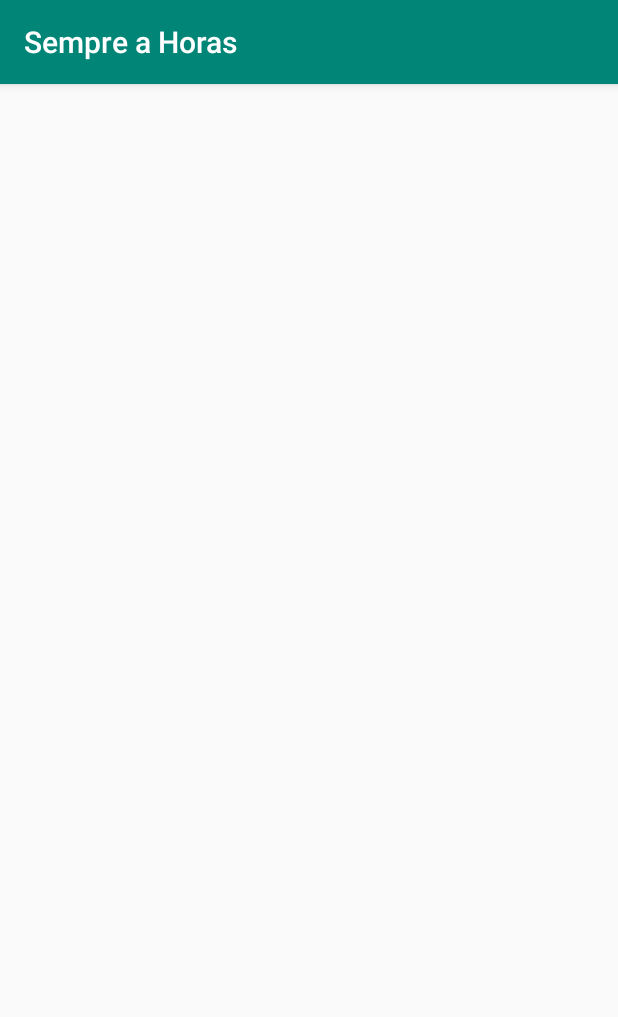
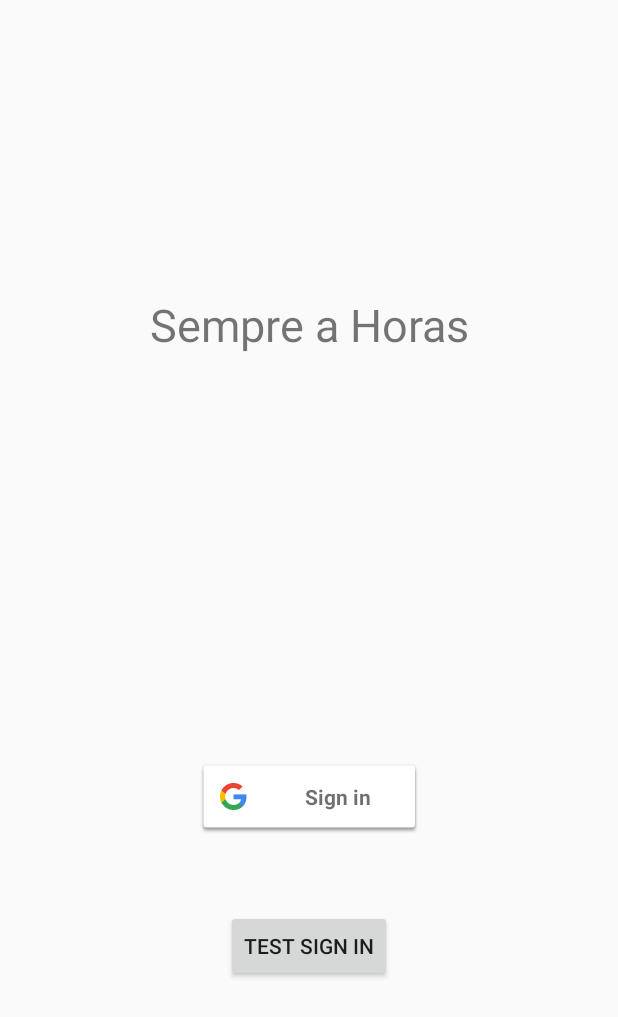
Before and after one commit to weirdNox/sempreahoras, an Android app: the screen it shows after launch (MainActivity before the commit, SignInActivity after it), on a phone screen of 412 x 824 dp. Shown: the top 1017 px of the screen. Run offline under Robolectric (Android 15) with nearby library versions, the phone set to English and light mode, and no system bars.

Commit message:
[app] add sign in; add date picker

```diff
--- a/app/app/build.gradle
+++ b/app/app/build.gradle
@@ -23,6 +23,8 @@ dependencies {
     implementation fileTree(dir: 'libs', include: ['*.jar'])
     implementation 'androidx.appcompat:appcompat:1.0.2'
     implementation 'androidx.constraintlayout:constraintlayout:1.1.3'
+    implementation 'com.google.android.gms:play-services-auth:17.0.0'
+    implementation 'androidx.legacy:legacy-support-v4:1.0.0'
     testImplementation 'junit:junit:4.12'
     androidTestImplementation 'androidx.test.ext:junit:1.1.0'
     androidTestImplementation 'androidx.test.espresso:espresso-core:3.1.1'
--- a/app/app/src/main/AndroidManifest.xml
+++ b/app/app/src/main/AndroidManifest.xml
@@ -9,7 +9,8 @@
         android:roundIcon="@mipmap/ic_launcher_round"
         android:supportsRtl="true"
         android:theme="@style/AppTheme">
-        <activity android:name=".MainActivity">
+        <activity android:name=".DayActivity"></activity>
+        <activity android:name=".SignInActivity">
             <intent-filter>
                 <action android:name="android.intent.action.MAIN" />
 
--- a/app/app/src/main/java/com/sempreahoras/app/MainActivity.java
+++ /dev/null
@@ -1,14 +0,0 @@
-package com.sempreahoras.app;
-
-import androidx.appcompat.app.AppCompatActivity;
-
-import android.os.Bundle;
-
-public class MainActivity extends AppCompatActivity {
-
-    @Override
-    protected void onCreate(Bundle savedInstanceState) {
-        super.onCreate(savedInstanceState);
-        setContentView(R.layout.activity_main);
-    }
-}
--- /dev/null
+++ b/app/app/src/main/java/com/sempreahoras/app/SignInActivity.java
@@ -0,0 +1,84 @@
+package com.sempreahoras.app;
+
+import androidx.appcompat.app.AppCompatActivity;
+
+import android.content.Intent;
+import android.os.Bundle;
+import android.util.Log;
+import android.view.View;
+
+import com.google.android.gms.auth.api.signin.GoogleSignIn;
+import com.google.android.gms.auth.api.signin.GoogleSignInAccount;
+import com.google.android.gms.auth.api.signin.GoogleSignInClient;
+import com.google.android.gms.auth.api.signin.GoogleSignInOptions;
+import com.google.android.gms.common.api.ApiException;
+import com.google.android.gms.tasks.Task;
+
+public class SignInActivity extends AppCompatActivity implements View.OnClickListener {
+    private final int RC_SIGN_IN = 123;
+    protected GoogleSignInClient googleSignInClient;
+
+    @Override
+    protected void onCreate(Bundle savedInstanceState) {
+        super.onCreate(savedInstanceState);
+        setContentView(R.layout.activity_signin);
+
+        GoogleSignInOptions gso = new GoogleSignInOptions.Builder(GoogleSignInOptions.DEFAULT_SIGN_IN)
+                .requestEmail()
+                .build();
+
+        googleSignInClient = GoogleSignIn.getClient(this, gso);
+        findViewById(R.id.sign_in_button).setOnClickListener(this);
+    }
+
+    @Override
+    public void onActivityResult(int requestCode, int resultCode, Intent data) {
+        super.onActivityResult(requestCode, resultCode, data);
+
+        if (requestCode == RC_SIGN_IN) {
+            Task<GoogleSignInAccount> task = GoogleSignIn.getSignedInAccountFromIntent(data);
+            handleSignInResult(task);
+        }
+    }
+
+    protected void onStart() {
+        super.onStart();
+
+        GoogleSignInAccount account = GoogleSignIn.getLastSignedInAccount(this);
+        updateUI(account);
+    }
+
+    private void handleSignInResult(Task<GoogleSignInAccount> completedTask) {
+        try {
+            GoogleSignInAccount account = completedTask.getResult(ApiException.class);
+            updateUI(account);
+        } catch (ApiException e) {
+            Log.w("SignIn", "signInResult:failed code=" + e.getStatusCode());
+        }
+    }
+
+    @Override
+    public void onClick(View v) {
+        switch (v.getId()) {
+            case R.id.sign_in_button:
+                Intent signInIntent = googleSignInClient.getSignInIntent();
+                startActivityForResult(signInIntent, RC_SIGN_IN);
+                break;
+        }
+    }
+
+    private void updateUI(GoogleSignInAccount account) {
+        if (account != null) {
+            Intent intent = new Intent(this, DayActivity.class);
+            intent.putExtra(DayActivity.GOOGLE_ACC, account);
+            startActivity(intent);
+            finish();
+        }
+    }
+
+    public void testSignIn(View v) {
+        Intent intent = new Intent(this, DayActivity.class);
+        startActivity(intent);
+        finish();
+    }
+}
--- a/app/app/src/main/res/layout/activity_main.xml
+++ /dev/null
@@ -1,7 +0,0 @@
-<?xml version="1.0" encoding="utf-8"?>
-<androidx.constraintlayout.widget.ConstraintLayout xmlns:android="http://schemas.android.com/apk/res/android"
-    xmlns:app="http://schemas.android.com/apk/res-auto"
-    xmlns:tools="http://schemas.android.com/tools"
-    android:layout_width="match_parent"
-    android:layout_height="match_parent"
-    tools:context=".MainActivity"/>
--- /dev/null
+++ b/app/app/src/main/res/layout/activity_signin.xml
@@ -0,0 +1,42 @@
+<?xml version="1.0" encoding="utf-8"?>
+<androidx.constraintlayout.widget.ConstraintLayout xmlns:android="http://schemas.android.com/apk/res/android"
+    xmlns:app="http://schemas.android.com/apk/res-auto"
+    xmlns:tools="http://schemas.android.com/tools"
+    android:layout_width="match_parent"
+    android:layout_height="match_parent"
+    tools:context=".SignInActivity">
+
+    <com.google.android.gms.common.SignInButton
+        android:id="@+id/sign_in_button"
+        android:layout_width="150dp"
+        android:layout_height="50dp"
+        app:layout_constraintBottom_toBottomOf="parent"
+        app:layout_constraintEnd_toEndOf="parent"
+        app:layout_constraintStart_toStartOf="parent"
+        app:layout_constraintTop_toBottomOf="@+id/textView2" />
+
+    <TextView
+        android:id="@+id/textView2"
+        android:layout_width="wrap_content"
+        android:layout_height="41dp"
+        android:text="@string/app_name"
+        android:textSize="30sp"
+        app:layout_constraintBottom_toBottomOf="parent"
+        app:layout_constraintEnd_toEndOf="parent"
+        app:layout_constraintStart_toStartOf="parent"
+        app:layout_constraintTop_toTopOf="parent"
+        app:layout_constraintVertical_bias="0.25" />
+
+    <Button
+        android:id="@+id/button"
+        android:layout_width="wrap_content"
+        android:layout_height="wrap_content"
+        android:onClick="testSignIn"
+        android:text="Test Sign In"
+        app:layout_constraintBottom_toBottomOf="parent"
+        app:layout_constraintEnd_toEndOf="parent"
+        app:layout_constraintStart_toStartOf="parent"
+        app:layout_constraintTop_toBottomOf="@+id/sign_in_button"
+        app:layout_constraintVertical_bias="0.23000002" />
+
+</androidx.constraintlayout.widget.ConstraintLayout>
--- a/app/app/src/main/res/values/strings.xml
+++ b/app/app/src/main/res/values/strings.xml
@@ -1,3 +1,6 @@
 <resources>
     <string name="app_name">Sempre a Horas</string>
+
+    <!-- TODO: Remove or change this placeholder text -->
+    <string name="hello_blank_fragment">Hello blank fragment</string>
 </resources>
--- a/app/app/src/main/res/values/styles.xml
+++ b/app/app/src/main/res/values/styles.xml
@@ -1,7 +1,7 @@
 <resources>
 
     <!-- Base application theme. -->
-    <style name="AppTheme" parent="Theme.AppCompat.Light.DarkActionBar">
+    <style name="AppTheme" parent="Theme.AppCompat.Light.NoActionBar">
         <!-- Customize your theme here. -->
         <item name="colorPrimary">@color/colorPrimary</item>
         <item name="colorPrimaryDark">@color/colorPrimaryDark</item>
```
Also changed, not shown: app/app/src/main/java/com/sempreahoras/app/DayActivity.java (added, +73 -0 lines), app/app/src/main/res/layout/activity_day.xml (added, +31 -0 lines).
